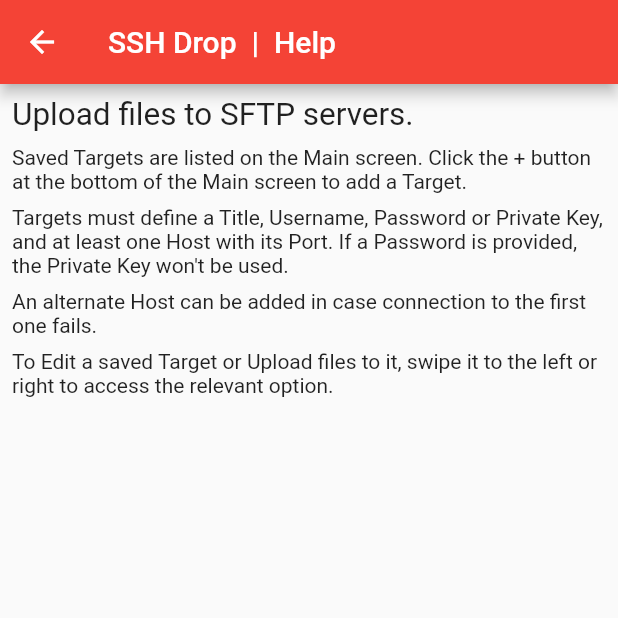
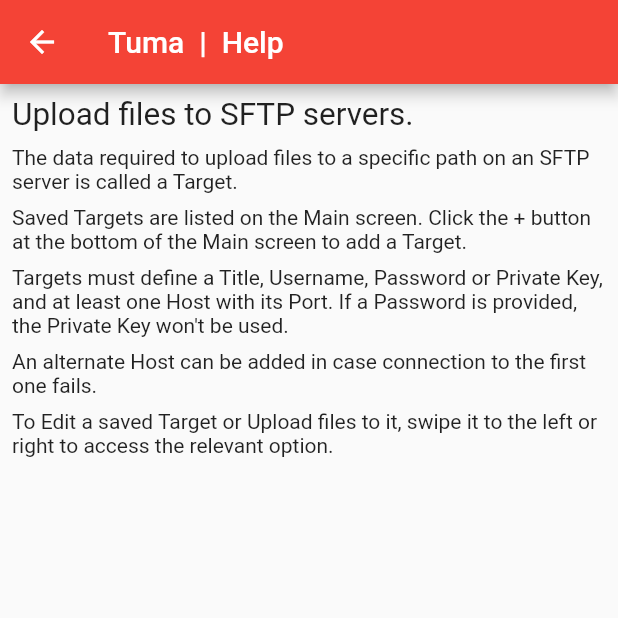
Before and after one commit to ImranR98/Tuma, a Flutter app: the HelpPage screen opened by its route, on a phone screen of 412 x 824 dp, the top half of it. Run offline on Flutter 3.47's test engine with Material 2 defaults, Android fonts, the phone set to English and light mode, and no system bars; our stand-ins replace file_picker, sqflite; missing offline and left inert: ssh; accounts and stored records are empty.

Commit message:
Name change

```diff
--- a/lib/blocs/targetBloc.dart
+++ b/lib/blocs/targetBloc.dart
@@ -1,6 +1,6 @@
 import 'dart:async';
-import 'package:ssh_drop/db.dart';
-import 'package:ssh_drop/models/target.dart';
+import 'package:tuma/db.dart';
+import 'package:tuma/models/target.dart';
 
 class TargetBloc {
   final targetController = StreamController<List<Target>>();
--- a/lib/db.dart
+++ b/lib/db.dart
@@ -3,7 +3,7 @@ import 'dart:math';
 import 'package:path/path.dart';
 import 'package:sqflite/sqflite.dart';
 import 'package:path_provider/path_provider.dart';
-import 'package:ssh_drop/models/target.dart';
+import 'package:tuma/models/target.dart';
 
 class DBProvider {
   DBProvider._();
@@ -21,7 +21,7 @@ class DBProvider {
 
   initDB() async {
     Directory documentsDirectory = await getApplicationDocumentsDirectory();
-    String path = join(documentsDirectory.path, 'SSHDropDB.db');
+    String path = join(documentsDirectory.path, 'TumaDB.db');
     return await openDatabase(path, version: 1, onOpen: (db) {},
         onCreate: (Database db, int version) async {
       await db.execute('CREATE TABLE Target ('
@@ -116,6 +116,6 @@ class DBProvider {
 
   deleteDB() async {
     deleteDatabase(
-        join((await getApplicationDocumentsDirectory()).path, 'SSHDropDB.db'));
+        join((await getApplicationDocumentsDirectory()).path, 'TumaDB.db'));
   }
 }
--- a/lib/main.dart
+++ b/lib/main.dart
@@ -1,8 +1,8 @@
 import 'package:flutter/material.dart';
-import 'package:ssh_drop/screens/upload.dart';
-import 'package:ssh_drop/screens/help.dart';
-import 'package:ssh_drop/screens/home.dart';
-import 'package:ssh_drop/screens/target.dart';
+import 'package:tuma/screens/upload.dart';
+import 'package:tuma/screens/help.dart';
+import 'package:tuma/screens/home.dart';
+import 'package:tuma/screens/target.dart';
 
 void main() {
   runApp(MyApp());
@@ -14,7 +14,7 @@ class MyApp extends StatelessWidget {
   @override
   Widget build(BuildContext context) {
     return MaterialApp(
-      title: 'SSH Drop',
+      title: 'Tuma',
       theme: ThemeData(primaryColor: primaryColor, accentColor: accentColor),
       darkTheme: ThemeData(
           primaryColor: primaryColor,
--- a/lib/screens/help.dart
+++ b/lib/screens/help.dart
@@ -1,5 +1,4 @@
 import 'package:flutter/material.dart';
-import 'package:path/path.dart';
 
 class HelpPage extends StatefulWidget {
   HelpPage({Key key}) : super(key: key);
@@ -13,7 +12,7 @@ class _HelpPageState extends State<HelpPage> {
   Widget build(BuildContext context) {
     return Scaffold(
       appBar: AppBar(
-        title: Text('SSH Drop  |  Help'),
+        title: Text('Tuma  |  Help'),
       ),
       body: Padding(
         padding: EdgeInsets.all(8.0),
@@ -23,6 +22,12 @@ class _HelpPageState extends State<HelpPage> {
             Text(
               'Upload files to SFTP servers.',
               textScaleFactor: 1.5,
+            ),
+            SizedBox(
+              height: 8,
+            ),
+            Text(
+              'The data required to upload files to a specific path on an SFTP server is called a Target.',
             ),
             SizedBox(
               height: 8,
--- a/lib/screens/home.dart
+++ b/lib/screens/home.dart
@@ -1,9 +1,9 @@
 import 'package:flutter/material.dart';
-import 'package:ssh_drop/blocs/targetBloc.dart';
-import 'package:ssh_drop/models/target.dart';
-import 'package:ssh_drop/screens/help.dart';
-import 'package:ssh_drop/screens/target.dart';
-import 'package:ssh_drop/screens/upload.dart';
+import 'package:tuma/blocs/targetBloc.dart';
+import 'package:tuma/models/target.dart';
+import 'package:tuma/screens/help.dart';
+import 'package:tuma/screens/target.dart';
+import 'package:tuma/screens/upload.dart';
 
 class HomePage extends StatefulWidget {
   HomePage({Key key}) : super(key: key);
@@ -32,7 +32,7 @@ class _HomePageState extends State<HomePage> {
     return Scaffold(
       key: _scaffoldKey,
       appBar: AppBar(
-        title: Text('SSH Drop'),
+        title: Text('Tuma'),
         actions: <Widget>[
           IconButton(
             icon: const Icon(Icons.help_outline),
--- a/lib/screens/target.dart
+++ b/lib/screens/target.dart
@@ -1,7 +1,7 @@
 import 'package:flutter/material.dart';
-import 'package:ssh_drop/models/target.dart';
-import 'package:ssh_drop/blocs/targetBloc.dart';
-import 'package:ssh_drop/targetConnector.dart';
+import 'package:tuma/models/target.dart';
+import 'package:tuma/blocs/targetBloc.dart';
+import 'package:tuma/targetConnector.dart';
 
 class TargetPage extends StatefulWidget {
   final Target existingTarget;
@@ -93,8 +93,7 @@ class _TargetPageState extends State<TargetPage> {
   Widget build(BuildContext context) {
     return Scaffold(
       appBar: AppBar(
-        title:
-            Text('SSH Drop  |  ${target.id != null ? "Edit" : "Add"} Target'),
+        title: Text('Tuma  |  ${target.id != null ? "Edit" : "Add"} Target'),
       ),
       body: LayoutBuilder(builder: (context, constraints) {
         return SingleChildScrollView(
--- a/lib/screens/upload.dart
+++ b/lib/screens/upload.dart
@@ -2,8 +2,8 @@ import 'dart:io';
 
 import 'package:file_picker/file_picker.dart';
 import 'package:flutter/material.dart';
-import 'package:ssh_drop/models/target.dart';
-import 'package:ssh_drop/targetConnector.dart';
+import 'package:tuma/models/target.dart';
+import 'package:tuma/targetConnector.dart';
 
 class UploadPage extends StatefulWidget {
   final Target target;
@@ -54,7 +54,7 @@ class _UploadPageState extends State<UploadPage> {
   Widget build(BuildContext context) {
     return Scaffold(
       appBar: AppBar(
-        title: Text('SSH Drop  |  Upload'),
+        title: Text('Tuma  |  Upload'),
       ),
       body: Container(
         margin: EdgeInsets.all(8.0),
--- a/lib/targetConnector.dart
+++ b/lib/targetConnector.dart
@@ -2,7 +2,7 @@ import 'dart:math';
 
 import 'package:flutter/services.dart';
 import 'package:ssh/ssh.dart';
-import 'package:ssh_drop/models/target.dart';
+import 'package:tuma/models/target.dart';
 
 class TargetConnector {
   testConnection(Target target) async {
@@ -31,7 +31,7 @@ class TargetConnector {
         if (targetPath.length == 0) throw 'Path does not exist.';
 
         String testDirPath =
-            '$targetPath/SSHDrop_TestDir_${Random().nextInt(10000)}';
+            '$targetPath/Tuma_TestDir_${Random().nextInt(10000)}';
 
         String testDir = (await connections[i].execute(
                 'mkdir $testDirPath && ls -d $testDirPath && rmdir $testDirPath'))
--- a/pubspec.yaml
+++ b/pubspec.yaml
@@ -1,5 +1,5 @@
-name: ssh_drop
-description: A new Flutter project.
+name: tuma
+description: Upload files to SFTP servers.
 
 # The following line prevents the package from being accidentally published to
 # pub.dev using `pub publish`. This is preferred for private packages.
```
Also changed, not shown: 8 other files.
